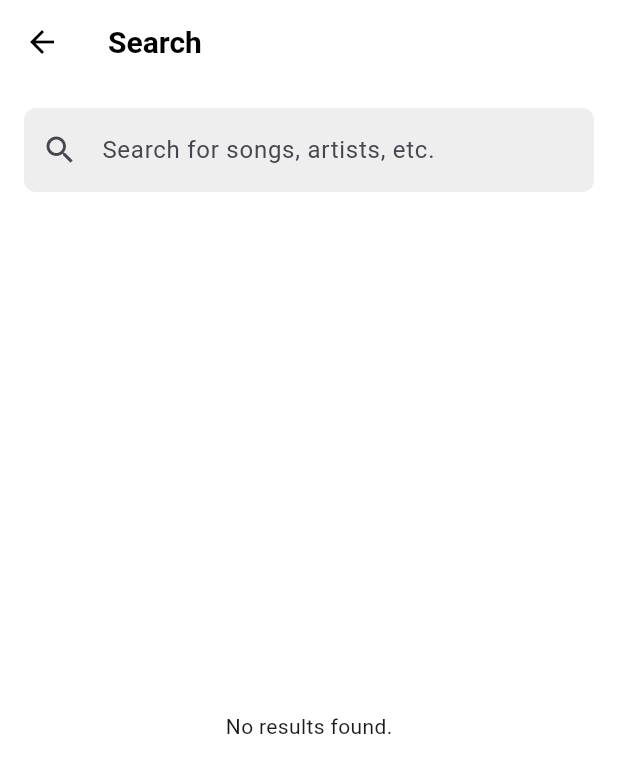
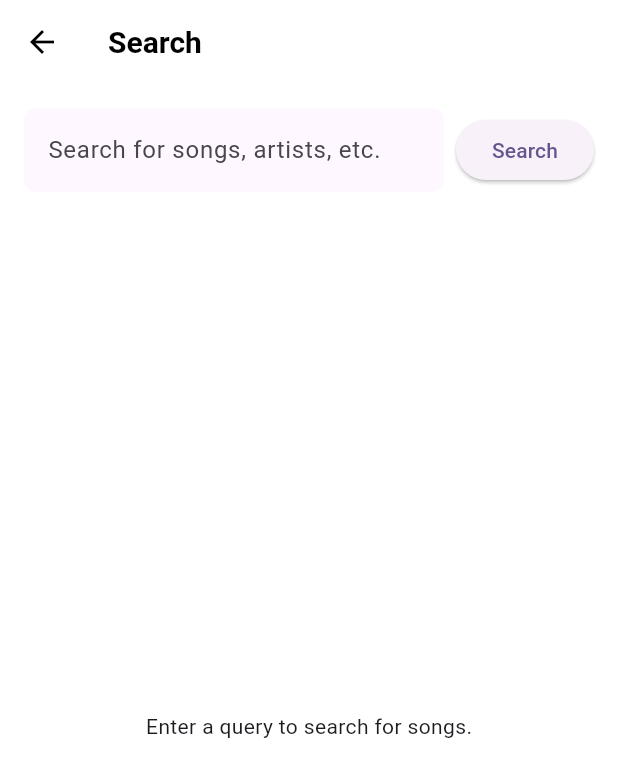
Before and after one commit to njuliebe/music-app, a Flutter app: the SearchPage screen opened directly, on a phone screen of 412 x 824 dp. Shown: the top 777 px of the screen. Run offline on Flutter 3.47's test engine with Material 3 defaults, Android fonts, the phone set to English and light mode, and no system bars; our stand-ins replace dio, flutter_riverpod, freezed_annotation, just_audio.

Commit message:
fix search music & play page

```diff
--- a/lib/src/features/search/presentation/search_page.dart
+++ b/lib/src/features/search/presentation/search_page.dart
@@ -27,16 +27,6 @@ class _SearchPageState extends ConsumerState<SearchPage> {
   String _searchQuery = '';
 
   @override
-  void initState() {
-    super.initState();
-    _searchController.addListener(() {
-      setState(() {
-        _searchQuery = _searchController.text;
-      });
-    });
-  }
-
-  @override
   void dispose() {
     _searchController.dispose();
     super.dispose();
@@ -46,7 +36,7 @@ class _SearchPageState extends ConsumerState<SearchPage> {
   Widget build(BuildContext context) {
     return Scaffold(
       appBar: AppBar(
-        title: Text('Search'),
+        title: const Text('Search'),
       ),
       body: Column(
         children: [
@@ -60,32 +50,59 @@ class _SearchPageState extends ConsumerState<SearchPage> {
   }
 
   Widget _buildSearchBar() {
+    final theme = Theme.of(context);
     return Padding(
       padding: const EdgeInsets.all(16.0),
+      child: Row(
+        children: [
+          Expanded(
             child: TextField(
               controller: _searchController,
               decoration: InputDecoration(
                 hintText: 'Search for songs, artists, etc.',
-          prefixIcon: Icon(Icons.search),
                 border: OutlineInputBorder(
                   borderRadius: BorderRadius.circular(8.0),
                   borderSide: BorderSide.none,
                 ),
                 filled: true,
-          fillColor: Colors.grey[200],
+                fillColor: theme.colorScheme.surface,
               ),
+              style: TextStyle(color: theme.colorScheme.onSurface),
+              onSubmitted: (query) {
+                setState(() {
+                  _searchQuery = query;
+                });
+              },
+            ),
+          ),
+          const SizedBox(width: 8),
+          ElevatedButton(
+            onPressed: () {
+              FocusScope.of(context).unfocus();
+              setState(() {
+                _searchQuery = _searchController.text;
+              });
+            },
+            child: const Text('Search'),
+          ),
+        ],
       ),
     );
   }
 
   // 3. 修改 _buildSearchResults 以使用 FutureProvider
   Widget _buildSearchResults() {
+    if (_searchQuery.isEmpty) {
+      return const Center(
+        child: Text('Enter a query to search for songs.'),
+      );
+    }
     final searchResults = ref.watch(searchResultsProvider(_searchQuery));
 
     return searchResults.when(
       data: (songs) {
         if (songs.isEmpty) {
-          return Center(
+          return const Center(
             child: Text('No results found.'),
           );
         }
```
Also changed, not shown: lib/src/data/providers.dart (+14 -8 lines), lib/src/data/repositories/music_repository.dart (+16 -21 lines), lib/src/data/sources/api_service.dart (added, +27 -0 lines). Lines whose indentation alone changed are shown as unchanged.
